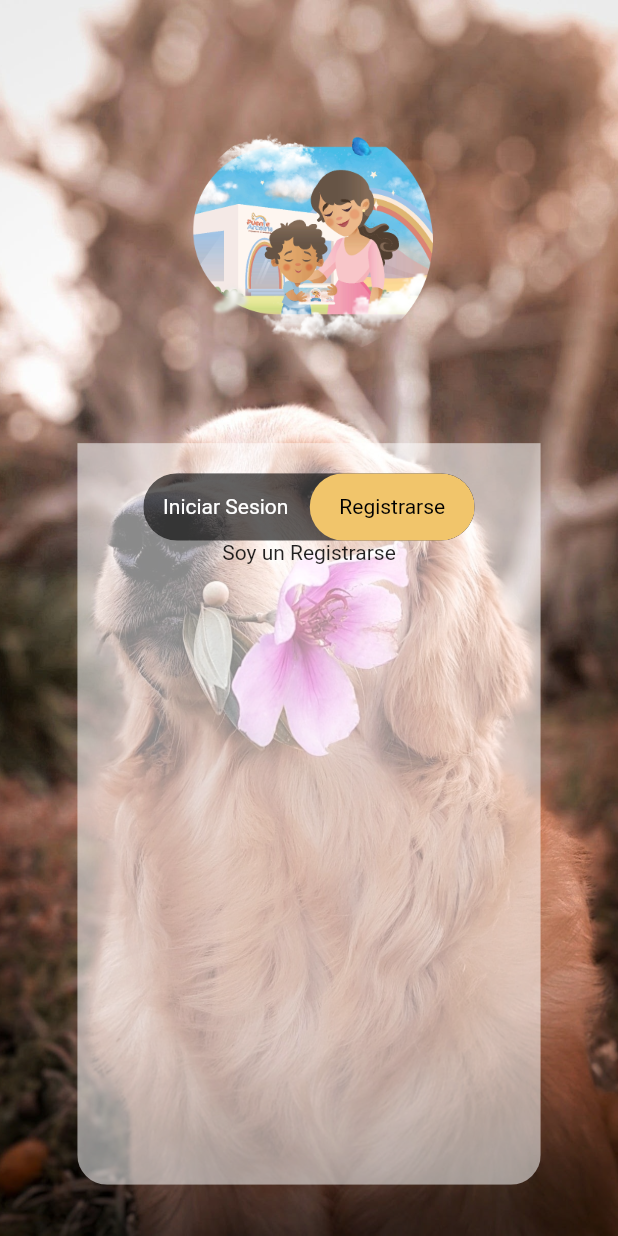
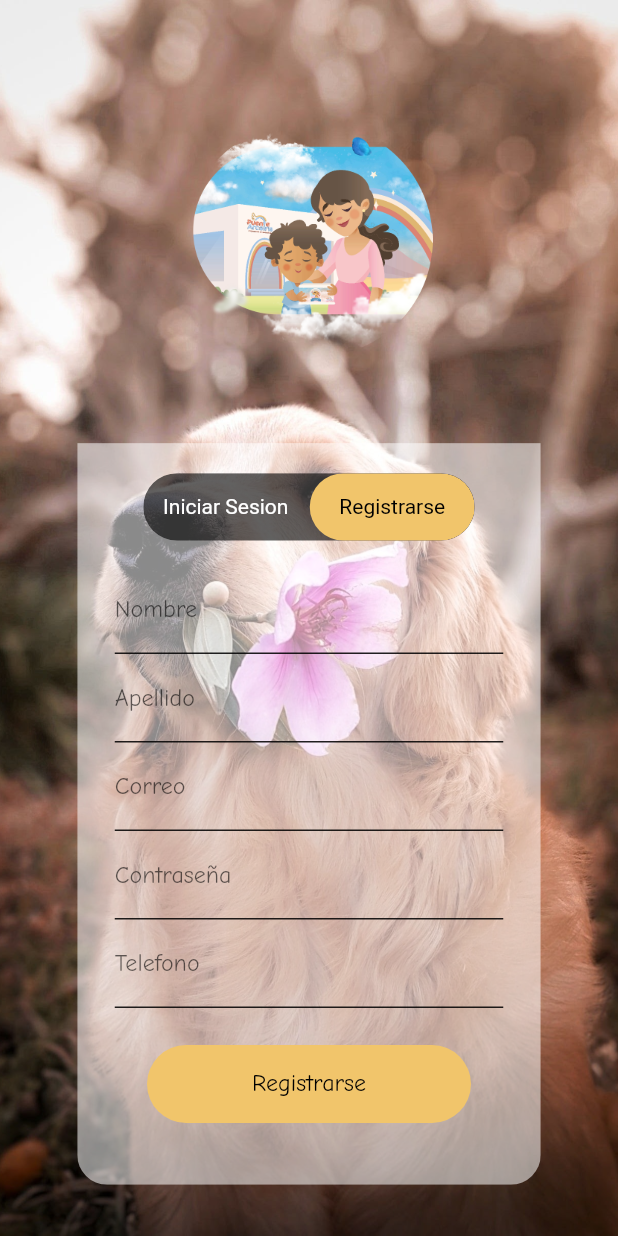
Before and after one commit to Anthonny222/puente-arcoiris, a Flutter app: the MenuLoginScreen screen opened by its route, after a tap on "Registrarse", on a phone screen of 412 x 824 dp. Run offline on Flutter 3.47's test engine with Material 2 defaults, Android fonts, the phone set to English and light mode, and no system bars; drawn by our look-alikes of toggle_switch; our stand-ins replace firebase_core; accounts and stored records are empty.

Commit message:
Se completo registrase y tambien switch

```diff
--- a/lib/screens/menu_login.dart
+++ b/lib/screens/menu_login.dart
@@ -77,7 +77,7 @@ class _MenuLoginScreenState extends State<MenuLoginScreen> {
                           if(initialIndex == 0)
                             LoginScreen()
                           else if(initialIndex == 1)
-                            Text('Soy un Registrarse')
+                            RegistrarseScreen()
                         ],
                       ),
                     ),
--- /dev/null
+++ b/lib/screens/registrarse.dart
@@ -0,0 +1,37 @@
+import 'package:flutter/material.dart';
+
+import '../widgets/widgets.dart';
+
+class RegistrarseScreen extends StatelessWidget {
+
+  const RegistrarseScreen({Key? key}) : super(key: key);
+
+  @override
+  Widget build(BuildContext context) {
+
+    final size = MediaQuery.of(context).size;
+
+    return Column(
+      children: [
+        SizedBox( height: size.height * 0.02,),
+        const InputPersonalizado(labelText: 'Nombre', hintText: 'Nombre'),
+        const InputPersonalizado(labelText: 'Apellido', hintText: 'Apellido'),
+        const InputPersonalizado(labelText: 'Correo', hintText: 'Correo', keyboardType: TextInputType.emailAddress),
+        const InputPersonalizado(labelText: 'Contraseña', hintText: 'Contraseña', obscureText: true),
+        const InputPersonalizado(labelText: 'Telefono', hintText: 'Telefono', keyboardType: TextInputType.phone),
+        SizedBox( height: size.height * 0.03,),
+        ElevatedButton(
+          onPressed: (){},
+          child: const Text(
+            'Registrarse',
+            style: TextStyle(
+              color: Colors.black,
+              fontFamily: 'Comic Neue',
+              fontSize: 16
+            ),
+          )
+        )
+      ],
+    );
+  }
+}
--- a/lib/screens/screens.dart
+++ b/lib/screens/screens.dart
@@ -1,3 +1,5 @@
+
+export 'package:puente_arcoiris/screens/registrarse.dart';
 
 export 'package:puente_arcoiris/screens/login.dart';
 
```
